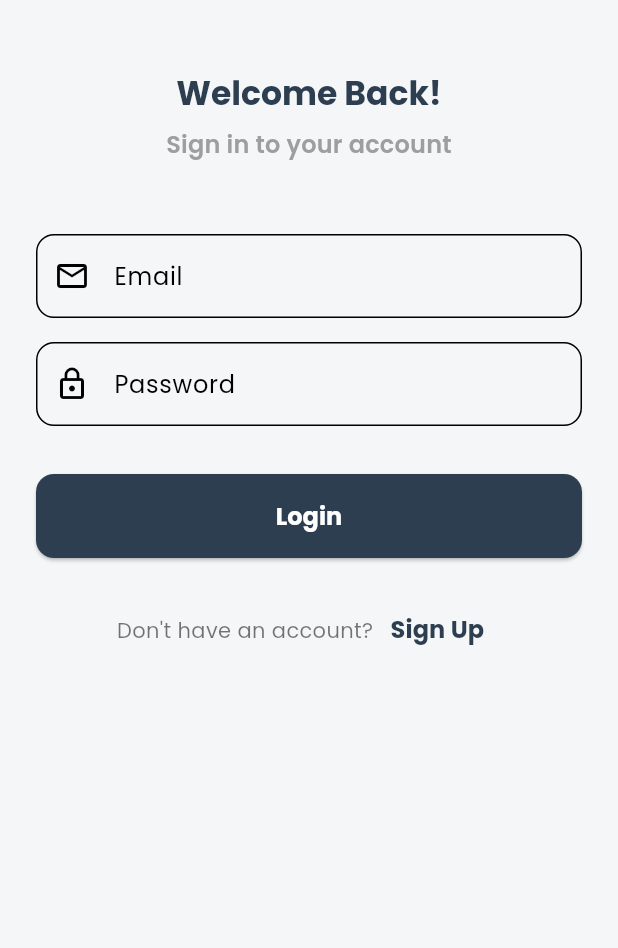
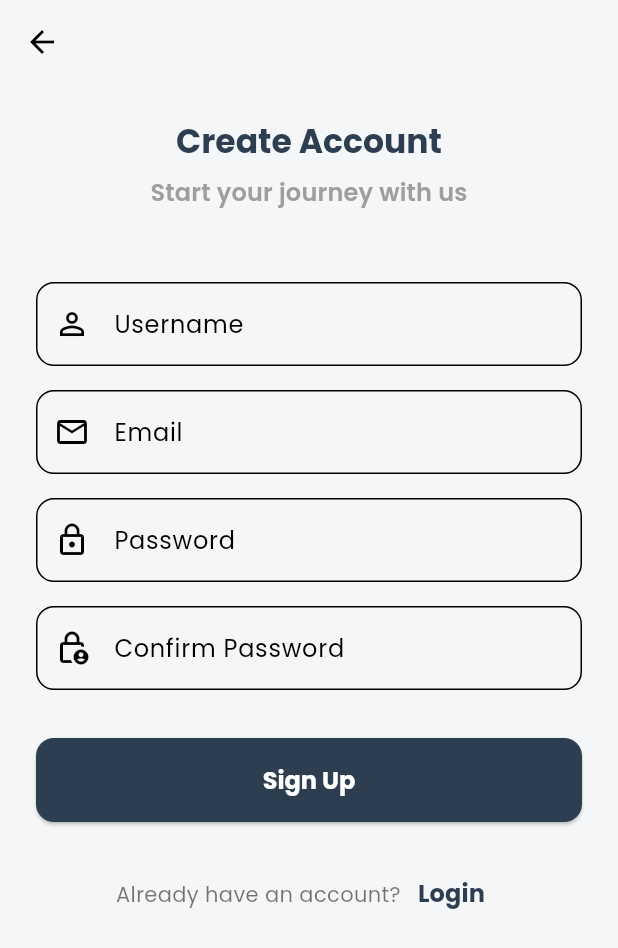
Before and after one commit to ShifyMeow/final_commutrade, a Flutter app: the LoginScreen screen opened directly, after a tap on "Sign Up", on a phone screen of 412 x 824 dp. Shown: the top 948 px of the screen. Run offline on Flutter 3.47's test engine with Material 3 defaults, Android fonts, the phone set to English and light mode, and no system bars; our stand-ins replace google_fonts.

Commit message:
Feat: Add login and register screen UI

```diff
--- a/lib/screens/auth/login_screen.dart
+++ b/lib/screens/auth/login_screen.dart
@@ -1,3 +1,4 @@
+import 'package:final_commutrade/screens/auth/register_screen.dart';
 import 'package:flutter/material.dart';
 
 class LoginScreen extends StatelessWidget {
@@ -9,7 +10,6 @@ class LoginScreen extends StatelessWidget {
     final textTheme = theme.textTheme;
 
     return Scaffold(
-      // Use SingleChildScrollView to prevent overflow when keyboard appears
       body: SafeArea(
         child: SingleChildScrollView(
           child: Padding(
@@ -47,7 +47,7 @@ class LoginScreen extends StatelessWidget {
 
                 // --- Password Field ---
                 TextField(
-                  obscureText: true, // Hides the password text
+                  obscureText: true,
                   decoration: InputDecoration(
                     labelText: 'Password',
                     prefixIcon: const Icon(Icons.lock_outline),
@@ -83,7 +83,12 @@ class LoginScreen extends StatelessWidget {
                     const Text("Don't have an account?"),
                     TextButton(
                       onPressed: () {
-                        // Placeholder for navigating to the register screen
+                        // Navigate to the RegisterScreen
+                        Navigator.of(context).push(
+                          MaterialPageRoute(
+                            builder: (context) => const RegisterScreen(),
+                          ),
+                        );
                       },
                       child: const Text(
                         'Sign Up',
--- a/lib/screens/auth/register_screen.dart
+++ b/lib/screens/auth/register_screen.dart
@@ -9,13 +9,19 @@ class RegisterScreen extends StatelessWidget {
     final textTheme = theme.textTheme;
 
     return Scaffold(
+      appBar: AppBar(
+        // This AppBar provides an automatic back button to navigate to the Login screen
+        backgroundColor: Colors.transparent,
+        elevation: 0,
+        iconTheme: IconThemeData(color: theme.colorScheme.onBackground),
+      ),
       body: SafeArea(
         child: SingleChildScrollView(
           child: Padding(
-            padding: const EdgeInsets.symmetric(horizontal: 24.0, vertical: 48.0),
+            // Reduced vertical padding to account for the AppBar's height
+            padding: const EdgeInsets.symmetric(horizontal: 24.0, vertical: 24.0),
             child: Column(
               mainAxisAlignment: MainAxisAlignment.center,
-              AxisAlignment: MainAxisAlignment.center,
               crossAxisAlignment: CrossAxisAlignment.stretch,
               children: [
                 // --- Header ---
@@ -108,11 +114,11 @@ class RegisterScreen extends StatelessWidget {
                     const Text("Already have an account?"),
                     TextButton(
                       onPressed: () {
-                        // Placeholder for navigating back to the login screen
+                        // This takes the user back to the previous screen (Login)
                         Navigator.of(context).pop();
                       },
                       child: const Text(
-                        'Sign In',
+                        'Login',
                         style: TextStyle(fontWeight: FontWeight.bold),
                       ),
                     ),
```
